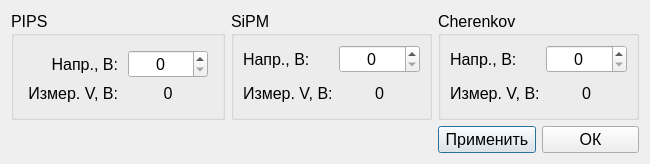
First picture: the form in style/HVIP_window.ui, repository AtariVC/ddii_scopus, before the edit.
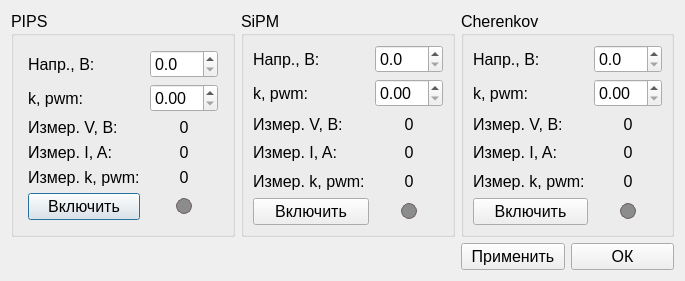
Second picture: the form after the edit.

Patch:
```diff
--- a/style/HVIP_window.ui
+++ b/style/HVIP_window.ui
@@ -6,8 +6,8 @@
    <rect>
     <x>0</x>
     <y>0</y>
-    <width>650</width>
-    <height>132</height>
+    <width>685</width>
+    <height>230</height>
    </rect>
   </property>
   <property name="minimumSize">
@@ -62,26 +62,11 @@
            <string>Напр., В:</string>
           </property>
           <property name="alignment">
-           <set>Qt::AlignRight|Qt::AlignTrailing|Qt::AlignVCenter</set>
+           <set>Qt::AlignLeading|Qt::AlignLeft|Qt::AlignVCenter</set>
           </property>
          </widget>
         </item>
-        <item row="2" column="1">
-         <widget class="QLabel" name="label_pips_mes">
-          <property name="font">
-           <font>
-            <pointsize>12</pointsize>
-           </font>
-          </property>
-          <property name="text">
-           <string>0</string>
-          </property>
-          <property name="alignment">
-           <set>Qt::AlignCenter</set>
-          </property>
-         </widget>
-        </item>
-        <item row="2" column="0">
+        <item row="3" column="0">
          <widget class="QLabel" name="label_2">
           <property name="font">
            <font>
@@ -92,17 +77,100 @@
            <string>Измер. V, В:</string>
           </property>
           <property name="alignment">
-           <set>Qt::AlignRight|Qt::AlignTrailing|Qt::AlignVCenter</set>
+           <set>Qt::AlignLeading|Qt::AlignLeft|Qt::AlignVCenter</set>
+          </property>
+         </widget>
+        </item>
+        <item row="3" column="1">
+         <widget class="QLabel" name="label_pips_mes">
+          <property name="font">
+           <font>
+            <pointsize>12</pointsize>
+           </font>
+          </property>
+          <property name="text">
+           <string>0</string>
+          </property>
+          <property name="alignment">
+           <set>Qt::AlignCenter</set>
           </property>
          </widget>
         </item>
         <item row="1" column="1">
-         <widget class="QSpinBox" name="spinBox_pips_volt">
-          <property name="minimumSize">
-           <size>
-            <width>80</width>
-            <height>0</height>
-           </size>
+         <widget class="QDoubleSpinBox" name="spinBox_pips_volt">
+          <property name="decimals">
+           <number>1</number>
+          </property>
+         </widget>
+        </item>
+        <item row="2" column="0">
+         <widget class="QLabel" name="label_5">
+          <property name="text">
+           <string>k, pwm:</string>
+          </property>
+         </widget>
+        </item>
+        <item row="4" column="0">
+         <widget class="QLabel" name="label_10">
+          <property name="text">
+           <string>Измер. I, A:</string>
+          </property>
+         </widget>
+        </item>
+        <item row="4" column="1">
+         <widget class="QLabel" name="label_pips_cur">
+          <property name="text">
+           <string>0</string>
+          </property>
+          <property name="alignment">
+           <set>Qt::AlignCenter</set>
+          </property>
+         </widget>
+        </item>
+        <item row="2" column="1">
+         <widget class="QDoubleSpinBox" name="doubleSpinBox_pips_pwm">
+          <property name="singleStep">
+           <double>0.010000000000000</double>
+          </property>
+         </widget>
+        </item>
+        <item row="6" column="0">
+         <widget class="QPushButton" name="pushButton_pips_on">
+          <property name="text">
+           <string>Включить</string>
+          </property>
+         </widget>
+        </item>
+        <item row="6" column="1">
+         <layout class="QGridLayout" name="gridLayout_4">
+          <item row="0" column="0">
+           <widget class="QWidget" name="led_pips" native="true">
+            <property name="styleSheet">
+             <string notr="true">QWidget{
+    background-color: #8C8C8C;
+    border-radius: 8px;
+    border: 1px solid #6C6060;
+	max-width: 14px; 
+	max-height: 14px;
+	min-width: 14px; 
+	min-height: 14px;
+}</string>
+            </property>
+           </widget>
+          </item>
+         </layout>
+        </item>
+        <item row="5" column="0">
+         <widget class="QLabel" name="label_11">
+          <property name="text">
+           <string>Измер. k, pwm:</string>
+          </property>
+         </widget>
+        </item>
+        <item row="5" column="1">
+         <widget class="QLabel" name="label_pips_pwm_mes">
+          <property name="text">
+           <string>0</string>
           </property>
           <property name="alignment">
            <set>Qt::AlignCenter</set>
@@ -130,27 +198,24 @@
      <layout class="QGridLayout" name="gridLayout_6">
       <item row="0" column="1">
        <layout class="QGridLayout" name="gridLayout_5">
-        <item row="0" column="0">
+        <item row="3" column="1">
+         <widget class="QLabel" name="label_sipm_mes">
+          <property name="text">
+           <string>0</string>
+          </property>
+          <property name="alignment">
+           <set>Qt::AlignCenter</set>
+          </property>
+         </widget>
+        </item>
+        <item row="1" column="0">
          <widget class="QLabel" name="label_3">
           <property name="text">
            <string>Напр., В:</string>
           </property>
          </widget>
         </item>
-        <item row="0" column="1">
-         <widget class="QSpinBox" name="spinBox_sipm_volt">
-          <property name="minimumSize">
-           <size>
-            <width>80</width>
-            <height>0</height>
-           </size>
-          </property>
-          <property name="alignment">
-           <set>Qt::AlignCenter</set>
-          </property>
-         </widget>
-        </item>
-        <item row="1" column="0">
+        <item row="3" column="0">
          <widget class="QLabel" name="label_4">
           <property name="text">
            <string>Измер. V, В:</string>
@@ -158,7 +223,74 @@
          </widget>
         </item>
         <item row="1" column="1">
-         <widget class="QLabel" name="label_sipm_mes">
+         <widget class="QDoubleSpinBox" name="spinBox_sipm_volt">
+          <property name="decimals">
+           <number>1</number>
+          </property>
+         </widget>
+        </item>
+        <item row="2" column="0">
+         <widget class="QLabel" name="label_8">
+          <property name="text">
+           <string>k, pwm:</string>
+          </property>
+         </widget>
+        </item>
+        <item row="6" column="0">
+         <widget class="QPushButton" name="pushButton_sipm_on">
+          <property name="text">
+           <string>Включить</string>
+          </property>
+         </widget>
+        </item>
+        <item row="4" column="1">
+         <widget class="QLabel" name="label_sipm_cur">
+          <property name="text">
+           <string>0</string>
+          </property>
+          <property name="alignment">
+           <set>Qt::AlignCenter</set>
+          </property>
+         </widget>
+        </item>
+        <item row="4" column="0">
+         <widget class="QLabel" name="label_12">
+          <property name="text">
+           <string>Измер. I, A:</string>
+          </property>
+         </widget>
+        </item>
+        <item row="6" column="1">
+         <layout class="QGridLayout" name="gridLayout_10">
+          <item row="0" column="0">
+           <widget class="QWidget" name="led_sipm" native="true">
+            <property name="styleSheet">
+             <string notr="true">QWidget{
+    background-color: #8C8C8C;
+    border-radius: 8px;
+    border: 1px solid #6C6060;
+	max-width: 14px; 
+	max-height: 14px;
+	min-width: 14px; 
+	min-height: 14px;
+}</string>
+            </property>
+           </widget>
+          </item>
+         </layout>
+        </item>
+        <item row="2" column="1">
+         <widget class="QDoubleSpinBox" name="doubleSpinBox_sipm_pwm"/>
+        </item>
+        <item row="5" column="0">
+         <widget class="QLabel" name="label_15">
+          <property name="text">
+           <string>Измер. k, pwm:</string>
+          </property>
+         </widget>
+        </item>
+        <item row="5" column="1">
+         <widget class="QLabel" name="label_sipm_pwm_mes">
           <property name="text">
            <string>0</string>
           </property>
@@ -188,27 +320,14 @@
      <layout class="QGridLayout" name="gridLayout_8">
       <item row="0" column="0">
        <layout class="QGridLayout" name="gridLayout_7">
-        <item row="0" column="0">
-         <widget class="QLabel" name="label_6">
-          <property name="text">
-           <string>Напр., В:</string>
-          </property>
-         </widget>
-        </item>
-        <item row="0" column="1">
-         <widget class="QSpinBox" name="spinBox_ch_volt">
-          <property name="minimumSize">
-           <size>
-            <width>80</width>
-            <height>0</height>
-           </size>
-          </property>
-          <property name="alignment">
-           <set>Qt::AlignCenter</set>
-          </property>
-         </widget>
-        </item>
         <item row="1" column="1">
+         <widget class="QDoubleSpinBox" name="spinBox_ch_volt">
+          <property name="decimals">
+           <number>1</number>
+          </property>
+         </widget>
+        </item>
+        <item row="3" column="1">
          <widget class="QLabel" name="label_ch_mes">
           <property name="text">
            <string>0</string>
@@ -218,13 +337,94 @@
           </property>
          </widget>
         </item>
-        <item row="1" column="0">
+        <item row="3" column="0">
          <widget class="QLabel" name="label_7">
           <property name="text">
            <string>Измер. V, В:</string>
           </property>
          </widget>
         </item>
+        <item row="1" column="0">
+         <widget class="QLabel" name="label_6">
+          <property name="text">
+           <string>Напр., В:</string>
+          </property>
+         </widget>
+        </item>
+        <item row="2" column="1">
+         <widget class="QDoubleSpinBox" name="doubleSpinBox_ch_pwm">
+          <property name="singleStep">
+           <double>0.010000000000000</double>
+          </property>
+         </widget>
+        </item>
+        <item row="4" column="1">
+         <widget class="QLabel" name="label_ch_cur">
+          <property name="text">
+           <string>0</string>
+          </property>
+          <property name="alignment">
+           <set>Qt::AlignCenter</set>
+          </property>
+         </widget>
+        </item>
+        <item row="4" column="0">
+         <widget class="QLabel" name="label_14">
+          <property name="text">
+           <string>Измер. I, A:</string>
+          </property>
+         </widget>
+        </item>
+        <item row="6" column="1">
+         <layout class="QGridLayout" name="gridLayout_11">
+          <item row="0" column="0">
+           <widget class="QWidget" name="led_ch" native="true">
+            <property name="styleSheet">
+             <string notr="true">QWidget{
+    background-color: #8C8C8C;
+    border-radius: 8px;
+    border: 1px solid #6C6060;
+	max-width: 14px; 
+	max-height: 14px;
+	min-width: 14px; 
+	min-height: 14px;
+}</string>
+            </property>
+           </widget>
+          </item>
+         </layout>
+        </item>
+        <item row="6" column="0">
+         <widget class="QPushButton" name="pushButton_ch_on">
+          <property name="text">
+           <string>Включить</string>
+          </property>
+         </widget>
+        </item>
+        <item row="2" column="0">
+         <widget class="QLabel" name="label_9">
+          <property name="text">
+           <string>k, pwm:</string>
+          </property>
+         </widget>
+        </item>
+        <item row="5" column="0">
+         <widget class="QLabel" name="label_19">
+          <property name="text">
+           <string>Измер. k, pwm:</string>
+          </property>
+         </widget>
+        </item>
+        <item row="5" column="1">
+         <widget class="QLabel" name="label_ch_pwm_mes">
+          <property name="text">
+           <string>0</string>
+          </property>
+          <property name="alignment">
+           <set>Qt::AlignCenter</set>
+          </property>
+         </widget>
+        </item>
        </layout>
       </item>
      </layout>
```
